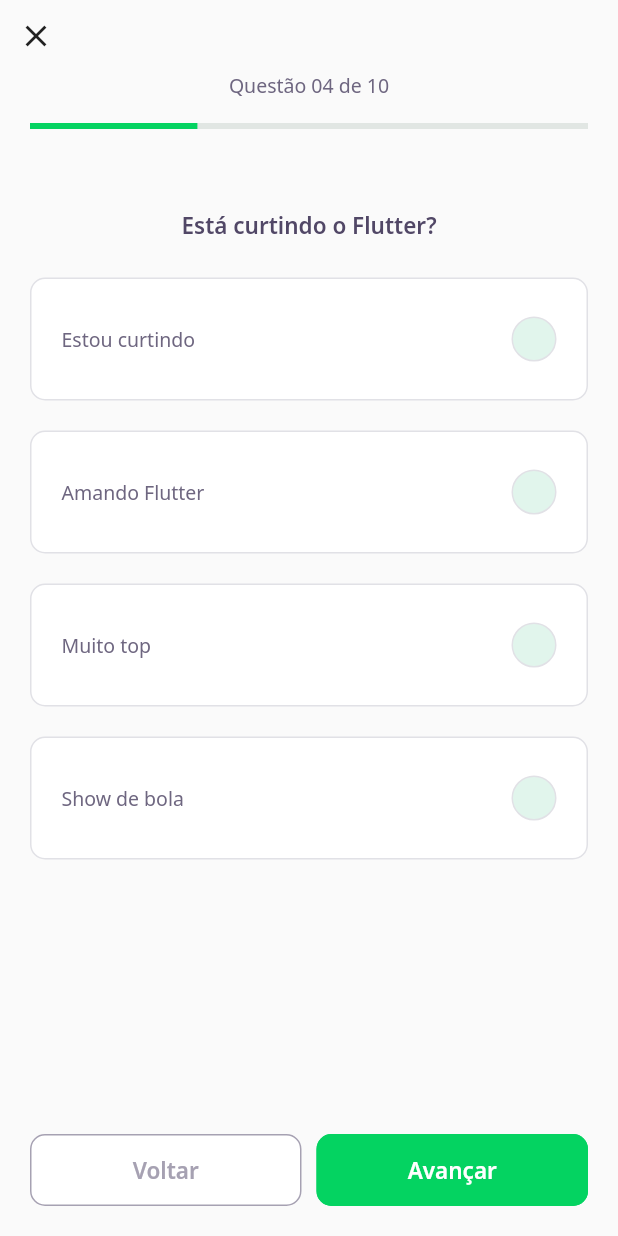
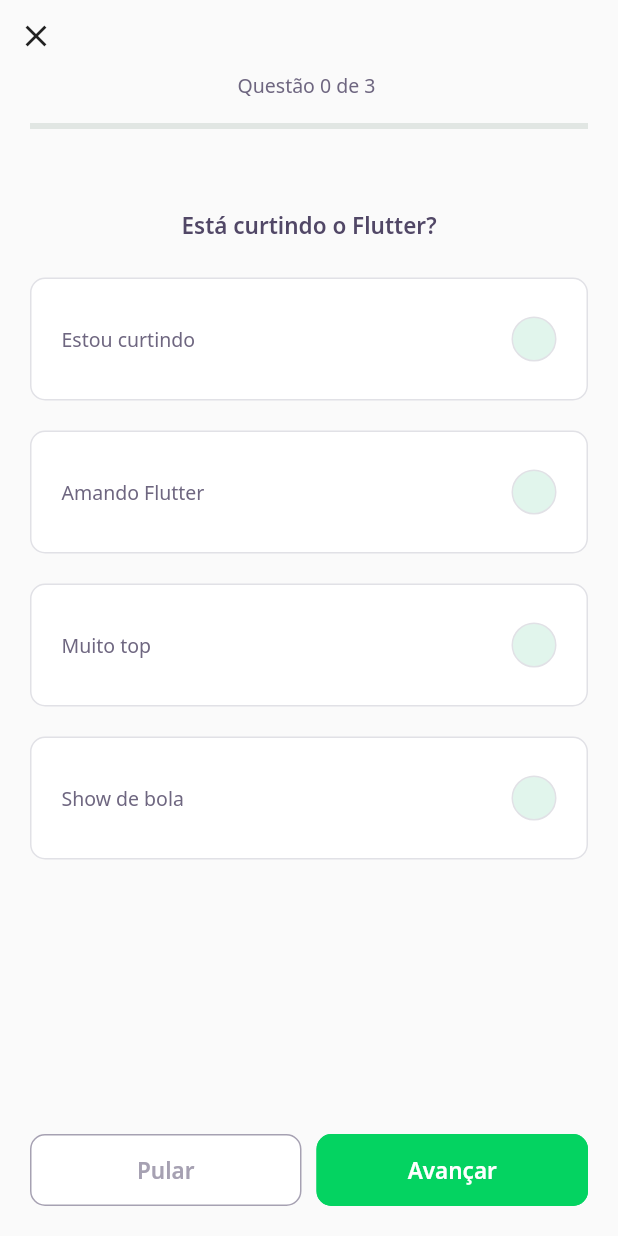
Before and after one commit to danielschmitz/devquiz, a Flutter app: the screen it shows after launch, after a tap on "NLW 5 Flutter", on a phone screen of 412 x 824 dp. Run offline on Flutter 3.47's test engine with Material 2 defaults, Android fonts, the phone set to English and light mode, and no system bars; our stand-ins replace google_fonts; accounts and stored records are empty; network calls fail.

Commit message:
Challenge Page com o botao pular

```diff
--- /dev/null
+++ b/lib/challenge/challenge_controller.dart
@@ -0,0 +1,10 @@
+import 'package:flutter/foundation.dart';
+
+class ChallengeController {
+  final currentPageNotifier = ValueNotifier<int>(0);
+
+  int get currentPage => currentPageNotifier.value;
+  set currentPage(int value) => currentPageNotifier.value = value;
+}
+
+// parei em 57:50
--- a/lib/challenge/challenge_page.dart
+++ b/lib/challenge/challenge_page.dart
@@ -1,3 +1,4 @@
+import 'package:devquiz/challenge/challenge_controller.dart';
 import 'package:devquiz/shared/models/question_model.dart';
 import 'package:flutter/material.dart';
 
@@ -18,6 +19,21 @@ class ChallengePage extends StatefulWidget {
 }
 
 class _ChallengePageState extends State<ChallengePage> {
+  final controller = ChallengeController();
+  final pageController = PageController();
+
+  @override
+  void initState() {
+    controller.currentPageNotifier.addListener(() {
+      setState(() {});
+    });
+    pageController.addListener(() {
+      controller.currentPage = pageController.page!.toInt() + 1;
+      print(pageController.page!);
+    });
+    super.initState();
+  }
+
   @override
   Widget build(BuildContext context) {
     return Container(
@@ -35,12 +51,22 @@ class _ChallengePageState extends State<ChallengePage> {
                   },
                   icon: Icon(Icons.close),
                 ),
-                QuestionIndicatorWidget(),
+                ValueListenableBuilder(
+                  valueListenable: controller.currentPageNotifier,
+                  builder: (context, value, child) {
+                    return QuestionIndicatorWidget(
+                      currentPage: controller.currentPage,
+                      length: widget.questions.length,
+                    );
+                  },
+                )
               ],
             )),
       ),
-      body: QuizWidget(
-        question: widget.questions[0],
+      body: PageView(
+        controller: pageController,
+        physics: NeverScrollableScrollPhysics(),
+        children: widget.questions.map((e) => QuizWidget(question: e)).toList(),
       ),
       bottomNavigationBar: SafeArea(
         child: Padding(
@@ -50,8 +76,12 @@ class _ChallengePageState extends State<ChallengePage> {
             children: [
               Expanded(
                   child: NextButtonWidget.white(
-                label: "Voltar",
-                onTap: () {},
+                label: "Pular",
+                onTap: () {
+                  pageController.nextPage(
+                      duration: Duration(milliseconds: 300),
+                      curve: Curves.linear);
+                },
               )),
               SizedBox(
                 width: 10,
--- a/lib/challenge/widgets/next_button/next_button_widget.dart
+++ b/lib/challenge/widgets/next_button/next_button_widget.dart
@@ -42,7 +42,7 @@ class NextButtonWidget extends StatelessWidget {
           shape: MaterialStateProperty.all(
               RoundedRectangleBorder(borderRadius: BorderRadius.circular(10))),
         ),
-        onPressed: () {},
+        onPressed: onTap,
         child: Text(
           label,
           style: GoogleFonts.notoSans(
--- a/lib/challenge/widgets/question_indicator/question_indicator_widget.dart
+++ b/lib/challenge/widgets/question_indicator/question_indicator_widget.dart
@@ -1,9 +1,16 @@
+import 'package:flutter/material.dart';
+
 import 'package:devquiz/core/app_text_styles.dart';
 import 'package:devquiz/shared/widgets/progress_indicator/progress_indicator_wizard.dart';
-import 'package:flutter/material.dart';
 
 class QuestionIndicatorWidget extends StatelessWidget {
-  const QuestionIndicatorWidget({Key? key}) : super(key: key);
+  final int currentPage;
+  final int length;
+  const QuestionIndicatorWidget({
+    Key? key,
+    required this.currentPage,
+    required this.length,
+  }) : super(key: key);
 
   @override
   Widget build(BuildContext context) {
@@ -16,15 +23,15 @@ class QuestionIndicatorWidget extends StatelessWidget {
               mainAxisAlignment: MainAxisAlignment.center,
               children: [
                 Text(
-                  "Questão 04 ",
+                  "Questão $currentPage ",
                   style: AppTextStyles.body,
                 ),
-                Text("de 10", style: AppTextStyles.body)
+                Text("de $length ", style: AppTextStyles.body)
               ],
             ),
             SizedBox(height: 16),
             ProgressIndicatorWizard(
-              value: 0.3,
+              value: currentPage / length,
             )
           ],
         ),
```
Also changed, not shown: 1 other file.
